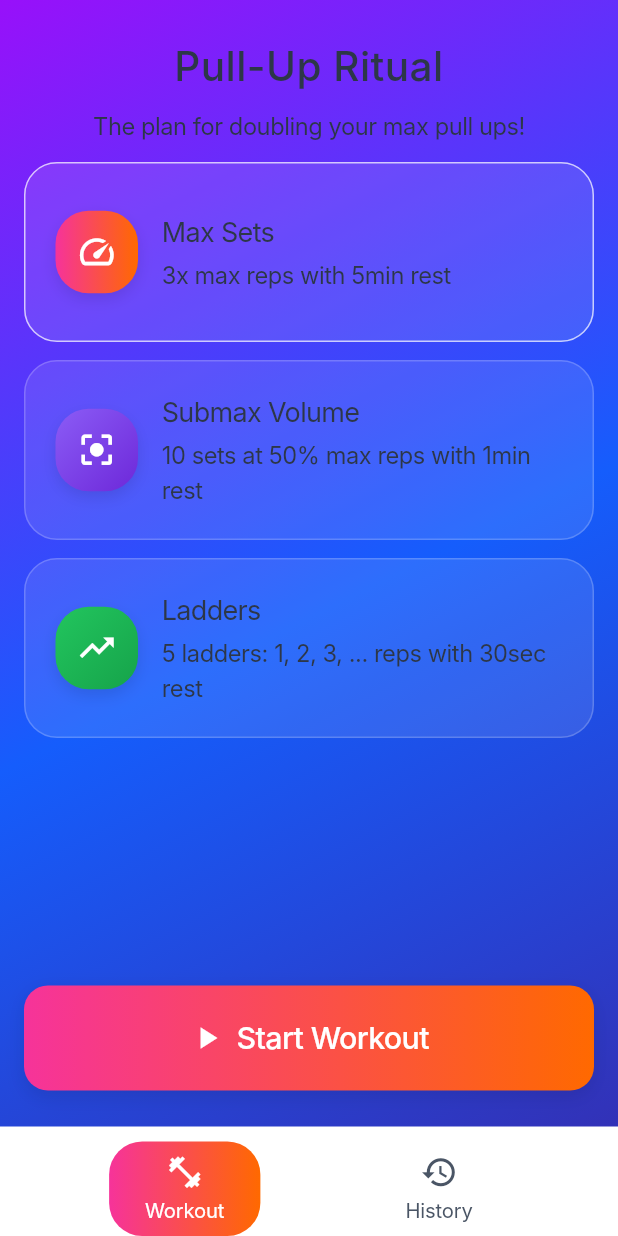
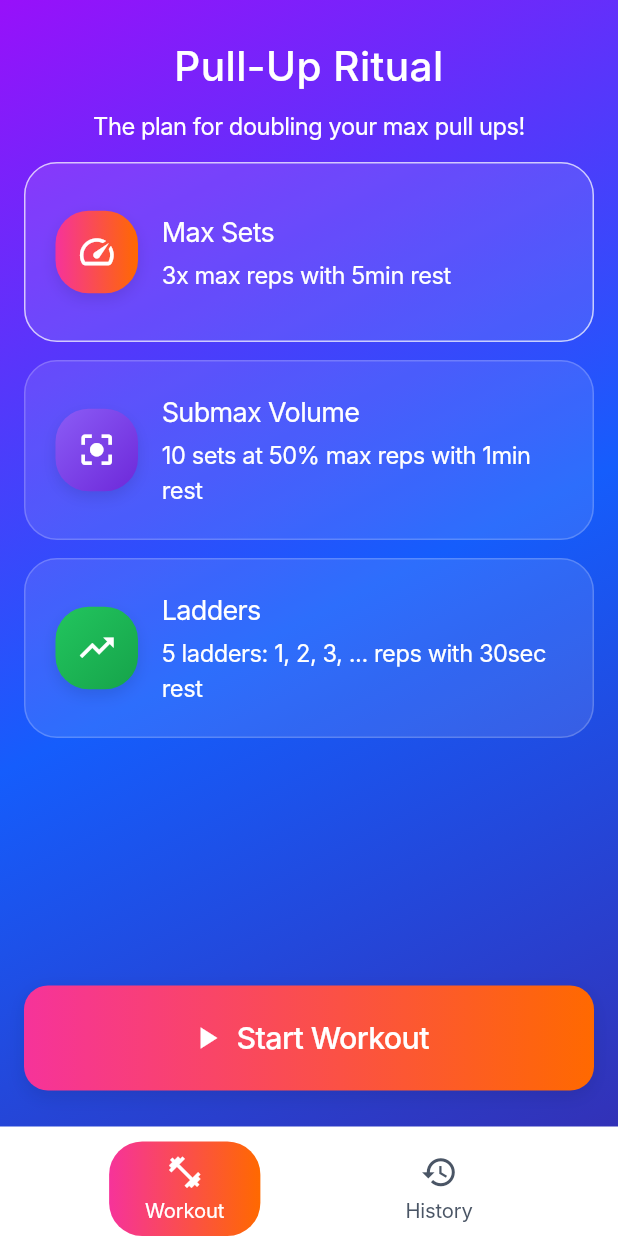
Before and after one commit to SaturnFromTitan/pull-up-ritual, a Flutter app: the screen it shows after launch, on a phone screen of 412 x 824 dp. Run offline on Flutter 3.47's test engine with Material 3 defaults, Android fonts, the phone set to English and light mode, and no system bars; Roboto replaces fonts that are missing (Inter).

Commit message:
fix: colorschema integration for ScreenScaffold

```diff
--- a/lib/core/utils/utils.dart
+++ b/lib/core/utils/utils.dart
@@ -1,3 +1,4 @@
+import 'package:flutter/material.dart';
 import 'package:pull_up_ritual/features/workout/data/models.dart' show Workout;
 
 String twoDigits(int n) {
@@ -29,3 +30,16 @@ String datetimeToString(DateTime dt) {
   var minute = dt.minute.toString().padLeft(2, '0');
   return "$year-$month-$day $hour:$minute";
 }
+
+Color getTextColorOnGradient(LinearGradient gradient, BuildContext context) {
+  final scheme = Theme.of(context).colorScheme;
+  final onLight = scheme.onSurface; // for light/white surfaces
+  final onColor = scheme.onPrimary; // for colored surfaces
+
+  final c0 = gradient.colors.first;
+  final c1 = gradient.colors.last;
+  final mid = Color.lerp(c0, c1, 0.5)!;
+
+  final brightness = ThemeData.estimateBrightnessForColor(mid);
+  return brightness == Brightness.dark ? onColor : onLight;
+}
--- a/lib/core/widgets/gradient_surface.dart
+++ b/lib/core/widgets/gradient_surface.dart
@@ -1,4 +1,5 @@
 import 'package:flutter/material.dart';
+import 'package:pull_up_ritual/core/utils/utils.dart';
 
 /// Drop-in wrapper for your colorful cards/headers
 class GradientSurface extends StatelessWidget {
@@ -21,10 +22,7 @@ class GradientSurface extends StatelessWidget {
 
   @override
   Widget build(BuildContext context) {
-    final scheme = Theme.of(context).colorScheme;
-    final onLight = scheme.onSurface; // for light/white surfaces
-    final onColor = scheme.onPrimary; // for colored surfaces
-    final textColor = _onForGradient(gradient, onLight, onColor);
+    final textColor = getTextColorOnGradient(gradient, context);
 
     return Container(
       height: height,
@@ -44,19 +42,3 @@ class GradientSurface extends StatelessWidget {
     );
   }
 }
-
-Color _onForGradient(LinearGradient g, Color onLight, Color onColor) {
-  // Sample the midpoint (cheap and usually good enough).
-  // If you want better accuracy, sample multiple stops and pick the
-  // foreground that maximizes contrast.
-  final c0 = g.colors.first;
-  final c1 = g.colors.last;
-  final mid = Color.lerp(c0, c1, 0.5)!;
-  return _onForColor(mid, onLight, onColor);
-}
-
-Color _onForColor(Color c, Color onLight, Color onColor) {
-  final b = ThemeData.estimateBrightnessForColor(c);
-  // You can choose your own mapping here:
-  return b == Brightness.dark ? onColor : onLight;
-}
--- a/lib/core/widgets/screen_scaffold.dart
+++ b/lib/core/widgets/screen_scaffold.dart
@@ -1,7 +1,6 @@
 import 'package:flutter/material.dart';
 import 'package:pull_up_ritual/core/themes/app_spacing.dart';
-import 'package:pull_up_ritual/core/widgets/gradient_surface.dart'
-    show GradientSurface;
+import 'package:pull_up_ritual/core/utils/utils.dart';
 import '../themes/app_colors.dart';
 
 class ScreenScaffold extends StatelessWidget {
@@ -19,16 +18,32 @@ class ScreenScaffold extends StatelessWidget {
 
   @override
   Widget build(BuildContext context) {
-    return GradientSurface(
-      gradient: AppGradients.background,
+    const gradient = AppGradients.background;
+
+    // not using GradientSurface as the DefaultTextStyle would be overridden
+    // by Scaffolds text styles
+    return Container(
+      decoration: BoxDecoration(gradient: gradient),
       child: Scaffold(
         body: SafeArea(
-          child: Padding(
-            padding: const EdgeInsets.symmetric(
-              horizontal: _screenPaddingHorizontal,
-              vertical: _screenPaddingVertical,
-            ),
-            child: child,
+          child: Builder(
+            builder: (context) {
+              final textColor = getTextColorOnGradient(gradient, context);
+
+              return Padding(
+                padding: const EdgeInsets.symmetric(
+                  horizontal: _screenPaddingHorizontal,
+                  vertical: _screenPaddingVertical,
+                ),
+                child: DefaultTextStyle.merge(
+                  style: TextStyle(color: textColor),
+                  child: IconTheme.merge(
+                    data: IconThemeData(color: textColor),
+                    child: child,
+                  ),
+                ),
+              );
+            },
           ),
         ),
         bottomNavigationBar: bottomNavigationBar,
```
